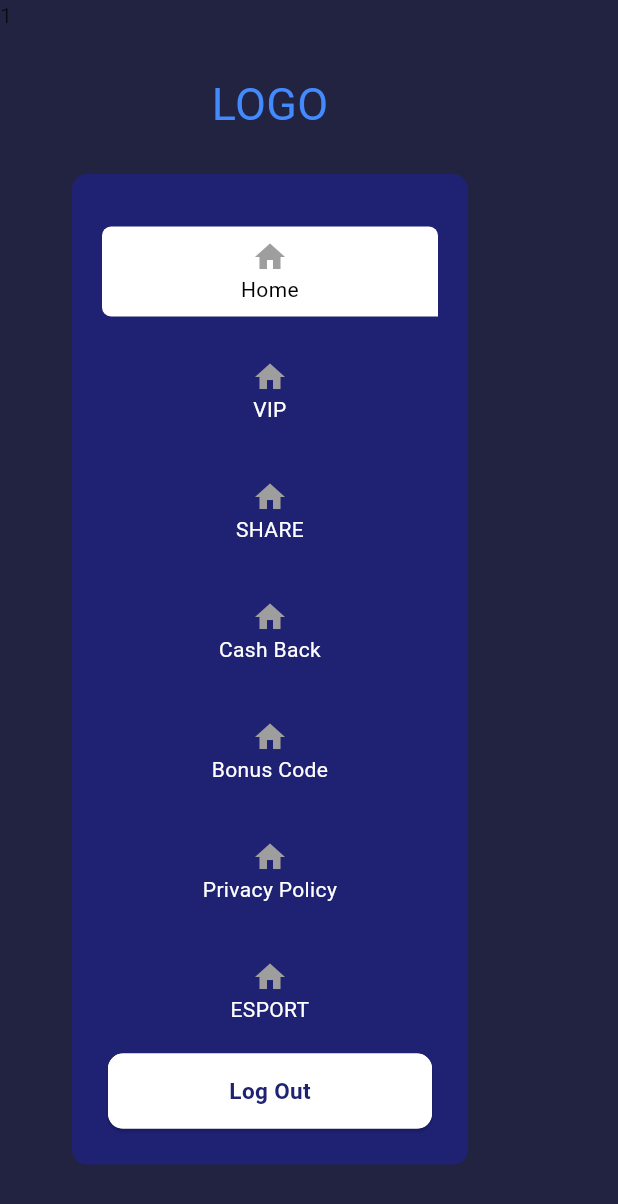
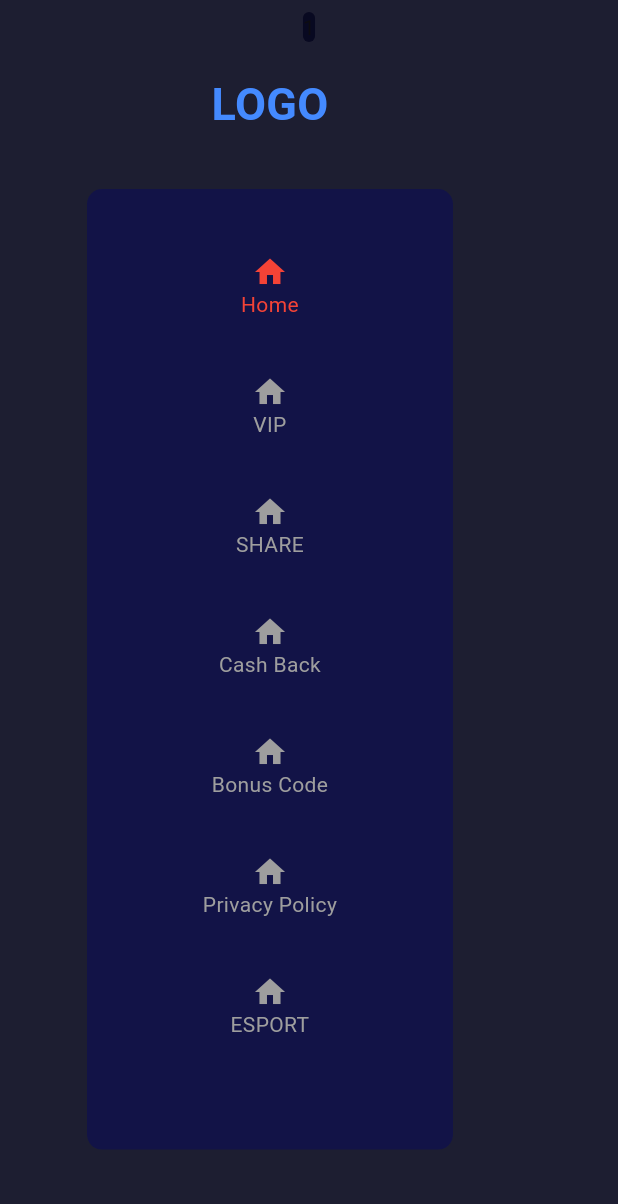
Before and after one commit to ayanedupk12/hlive, a Flutter app: the screen it shows after launch, with the side drawer open, on a phone screen of 412 x 824 dp. Shown: the top 1204 px of the screen. Run offline on Flutter 3.47's test engine with Material 2 defaults, Android fonts, the phone set to English and light mode, and no system bars; our stand-ins replace get.

Commit message:
new changes

```diff
--- a/lib/core/constant/colors.dart
+++ b/lib/core/constant/colors.dart
@@ -4,7 +4,7 @@
 const Color background = Color(0xffEDEDED);
 const Color whiteColor = Color(0xFFFFFFFF);
 Color iconColor = Colors.black.withOpacity(0.4);
-const Color primaryColor = Color.fromARGB(255, 31, 33, 115);
+const Color primaryColor = Color.fromARGB(255, 18, 19, 71);
 const Color buttonColor = Color(0xffDDB750);
 const Color blackColor = Color(0xff000000);
 const Color containerColor = Color(0xffEFEFEF);
--- a/lib/main.dart
+++ b/lib/main.dart
@@ -1,4 +1,5 @@
 import 'package:flutter/material.dart';
+import 'package:hllive/core/constant/colors.dart';
 
 import 'views/screens/dashboard/dashboard_screen.dart';
 
--- a/lib/views/screens/dashboard/dashboard_screen.dart
+++ b/lib/views/screens/dashboard/dashboard_screen.dart
@@ -50,9 +50,21 @@
                         return PageView(
                           physics: const NeverScrollableScrollPhysics(),
                           controller: dashboardController.pageController,
-                          children: const [
-                            SizedBox(
-                              child: Text('1'),
+                          children: [
+                            Column(
+                              children: [
+                                Padding(
+                                  padding: const EdgeInsets.all(8.0),
+                                  child: Container(
+                                    decoration: BoxDecoration(
+                                        borderRadius: BorderRadius.circular(15),
+                                        color: primaryColor),
+                                    child: SizedBox(
+                                      child: Text('1'),
+                                    ),
+                                  ),
+                                ),
+                              ],
                             ),
                             SizedBox(
                               child: Text('2'),
--- a/lib/views/screens/dashboard/widget/side_menu.dart
+++ b/lib/views/screens/dashboard/widget/side_menu.dart
@@ -20,10 +20,14 @@
           ),
           Container(
             width: 80,
-            child: Center(
+            child: const Center(
               child: Text(
                 "LOGO",
-                style: TextStyle(color: Colors.blueAccent, fontSize: 30),
+                style: TextStyle(
+                  color: Colors.blueAccent,
+                  fontSize: 30,
+                  fontWeight: FontWeight.bold,
+                ),
               ),
             ),
           ),
@@ -33,7 +37,7 @@
           SizedBox(
             height: context.height * 0.85,
             child: Padding(
-              padding: const EdgeInsets.all(20.0),
+              padding: const EdgeInsets.all(30.0),
               child: Container(
                 decoration: BoxDecoration(
                     color: primaryColor,
@@ -61,8 +65,8 @@
                                 },
                                 color: controller.selectedOptionIndex.value ==
                                         index
-                                    ? Colors.white
-                                    : primaryColor,
+                                    ? Colors.red
+                                    : Colors.grey,
                                 textColor:
                                     controller.selectedOptionIndex.value ==
                                             index
@@ -80,20 +84,20 @@
                       ),
                     ),
 
-                    Padding(
-                      padding: const EdgeInsets.symmetric(horizontal: 20),
-                      child: ElevatedButtonWidget(
-                        height: 50,
-                        buttonColor: whiteColor,
-                        buttonTextColor: primaryColor,
-                        buttonText: 'Log Out',
-                        onTap: () {
-                          // Get.to(LoginScreen());
-                        },
-                      ),
-                    ),
+                    // Padding(
+                    //   padding: const EdgeInsets.symmetric(horizontal: 20),
+                    //   child: ElevatedButtonWidget(
+                    //     height: 50,
+                    //     buttonColor: whiteColor,
+                    //     buttonTextColor: primaryColor,
+                    //     buttonText: 'Log Out',
+                    //     onTap: () {
+                    //       // Get.to(LoginScreen());
+                    //     },
+                    //   ),
+                    // ),
 
-                    SizedBox(
+                    const SizedBox(
                       height: 20,
                     ),
                   ],
@@ -133,15 +137,6 @@
         child: Container(
             // height: 50,
             width: Get.width,
-            decoration: BoxDecoration(
-                color: color ?? primaryColor,
-                borderRadius: const BorderRadius.only(
-                  bottomLeft: Radius.circular(6),
-                  topLeft: Radius.circular(6),
-                  topRight: Radius.circular(6),
-                ) // Change the background color
-
-                ),
             child: Padding(
               padding: const EdgeInsets.all(8.0),
               child: Column(
@@ -149,11 +144,11 @@
                 children: [
                   Icon(
                     Icons.home,
-                    color: Colors.grey,
+                    color: color ?? Colors.grey,
                   ),
                   Text(
                     title,
-                    style: TextStyle(color: textColor ?? Colors.white),
+                    style: TextStyle(color: color ?? textColor ?? Colors.white),
                     textAlign: TextAlign.center,
                   ),
                 ],
```
